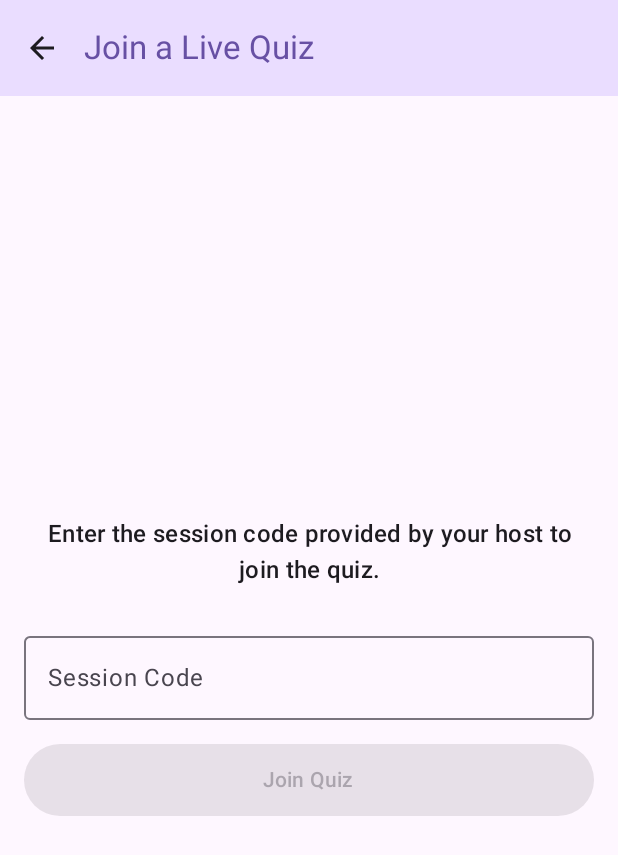
After one commit to duchchamroeurn/interactive-quiz-android-app, an Android app built with Jetpack Compose: the JoinQuizScreen screen opened through its navigation route, on a phone screen of 412 x 824 dp. The commit adds this screen. Shown: the top 855 px of the screen. Run offline under Robolectric (Android 15) with nearby library versions, the phone set to English and light mode, and no system bars; our stand-ins replace Dagger/Hilt's generated code; libraries missing offline, so code that uses them is left out: com.jakewharton.retrofit2.

Commit message:
add seperate for join session by code

```diff
--- a/app/src/main/java/com/dcr/iqa/data/di/AppModule.kt
+++ b/app/src/main/java/com/dcr/iqa/data/di/AppModule.kt
@@ -23,7 +23,7 @@ import javax.inject.Singleton
 @InstallIn(SingletonComponent::class) // This makes the dependencies live as long as the app does
 object AppModule {
 
-    private const val BASE_URL = "http://10.10.100.56:9099/"
+    private const val BASE_URL = "http://10.10.100.85:9099/"
 
     @Provides
     @Singleton // This ensures only one instance of the repository is ever created
--- a/app/src/main/java/com/dcr/iqa/data/remote/SessionService.kt
+++ b/app/src/main/java/com/dcr/iqa/data/remote/SessionService.kt
@@ -1,5 +1,6 @@
 package com.dcr.iqa.data.remote
 
+import com.dcr.iqa.data.model.request.JoinSessionRequest
 import com.dcr.iqa.data.model.request.UserSubmitAnswersRequest
 import com.dcr.iqa.data.model.response.PaginatedResponse
 import com.dcr.iqa.data.model.response.QuizReviewData
@@ -19,9 +20,9 @@ interface SessionService {
         @Path("sessionId") sessionId: String
     ): SuccessResponse<QuizSessionDetails>
 
-    @GET("api/v1/session/code/{code}") // Uses the session code as a path parameter
+    @POST("api/v1/session/join") // Uses the session code as a path parameter
     suspend fun joinQuizBySessionCode(
-        @Path("code") sessionCode: String
+        @Body requestBody: JoinSessionRequest
     ): SuccessResponse<QuizSessionDetails>
 
     @POST("api/v1/answer/session/{sessionId}/user/{userId}")
--- a/app/src/main/java/com/dcr/iqa/ui/screens/main/MainScreen.kt
+++ b/app/src/main/java/com/dcr/iqa/ui/screens/main/MainScreen.kt
@@ -17,14 +17,13 @@ import androidx.navigation.compose.NavHost
 import androidx.navigation.compose.composable
 import androidx.navigation.compose.currentBackStackEntryAsState
 import androidx.navigation.compose.rememberNavController
-import com.dcr.iqa.data.model.Quiz
 import com.dcr.iqa.data.model.TabBarItem
 import com.dcr.iqa.ui.components.QuizTopAppBar
 import com.dcr.iqa.ui.screens.profile.ProfileScreen
 
 @OptIn(ExperimentalMaterial3Api::class) // Required for TopAppBar
 @Composable
-fun MainScreen(mainNavController: NavController, quizzes: List<Quiz>) {
+fun MainScreen(mainNavController: NavController) {
     val navController = rememberNavController()
 
     // List of tabs (no changes here)
--- /dev/null
+++ b/app/src/main/java/com/dcr/iqa/ui/screens/quiz/join/JoinQuizScreen.kt
@@ -0,0 +1,107 @@
+package com.dcr.iqa.ui.screens.quiz.join
+
+import androidx.compose.foundation.layout.Arrangement
+import androidx.compose.foundation.layout.Column
+import androidx.compose.foundation.layout.Spacer
+import androidx.compose.foundation.layout.fillMaxSize
+import androidx.compose.foundation.layout.fillMaxWidth
+import androidx.compose.foundation.layout.height
+import androidx.compose.foundation.layout.imePadding
+import androidx.compose.foundation.layout.padding
+import androidx.compose.foundation.rememberScrollState
+import androidx.compose.foundation.verticalScroll
+import androidx.compose.material3.Button
+import androidx.compose.material3.CircularProgressIndicator
+import androidx.compose.material3.ExperimentalMaterial3Api
+import androidx.compose.material3.MaterialTheme
+import androidx.compose.material3.OutlinedTextField
+import androidx.compose.material3.Scaffold
+import androidx.compose.material3.Text
+import androidx.compose.runtime.Composable
+import androidx.compose.runtime.LaunchedEffect
+import androidx.compose.runtime.collectAsState
+import androidx.compose.runtime.getValue
+import androidx.compose.runtime.mutableStateOf
+import androidx.compose.runtime.remember
+import androidx.compose.runtime.setValue
+import androidx.compose.ui.Alignment
+import androidx.compose.ui.Modifier
+import androidx.compose.ui.text.style.TextAlign
+import androidx.compose.ui.unit.dp
+import androidx.hilt.navigation.compose.hiltViewModel
+import androidx.navigation.NavController
+import com.dcr.iqa.ui.components.QuizTopAppBar
+
+@OptIn(ExperimentalMaterial3Api::class)
+@Composable
+fun JoinQuizScreen(
+    navController: NavController,
+    viewModel: JoinQuizViewModel = hiltViewModel() // Use the existing ViewModel
+) {
+    var sessionCodeInput by remember { mutableStateOf("") }
+    val uiState by viewModel.uiState.collectAsState()
+
+    // This effect listens for a successful join to navigate to the quiz overview
+    LaunchedEffect (uiState.joinedQuizDetails) {
+        uiState.joinedQuizDetails?.let { details ->
+            navController.navigate("quiz_flow/${details.sessionId}")
+            viewModel.onJoinSuccessNavigationConsumed() // Reset state to prevent re-navigation
+        }
+    }
+
+    Scaffold (
+        topBar = {
+            QuizTopAppBar(navController, title = "Join a Live Quiz")
+        }
+    ) { paddingValues ->
+        Column(
+            modifier = Modifier
+                .fillMaxSize()
+                .padding(paddingValues)
+                .padding(16.dp)
+                .verticalScroll(rememberScrollState())
+                .imePadding(),
+            horizontalAlignment = Alignment.CenterHorizontally,
+            verticalArrangement = Arrangement.Center
+        ) {
+            Text(
+                "Enter the session code provided by your host to join the quiz.",
+                style = MaterialTheme.typography.titleMedium,
+                textAlign = TextAlign.Center
+            )
+            Spacer(modifier = Modifier.height(24.dp))
+
+            OutlinedTextField(
+                value = sessionCodeInput,
+                onValueChange = { sessionCodeInput = it },
+                label = { Text("Session Code") },
+                modifier = Modifier.fillMaxWidth(),
+                singleLine = true,
+                isError = uiState.joinError != null,
+                enabled = !uiState.isLoading
+            )
+
+            uiState.joinError?.let { error ->
+                Text(
+                    text = error,
+                    color = MaterialTheme.colorScheme.error,
+                    style = MaterialTheme.typography.bodySmall,
+                    modifier = Modifier.padding(top = 4.dp).fillMaxWidth()
+                )
+            }
+            Spacer(modifier = Modifier.height(16.dp))
+
+            if (uiState.isLoading) {
+                CircularProgressIndicator()
+            } else {
+                Button (
+                    onClick = { viewModel.onJoinQuizClicked(sessionCodeInput) },
+                    modifier = Modifier.fillMaxWidth().height(48.dp),
+                    enabled = sessionCodeInput.isNotBlank()
+                ) {
+                    Text("Join Quiz")
+                }
+            }
+        }
+    }
+}
--- a/app/src/main/java/com/dcr/iqa/ui/screens/home/views/JoinQuizViewModel.kt
+++ b/app/src/main/java/com/dcr/iqa/ui/screens/quiz/join/JoinQuizViewModel.kt
@@ -1,9 +1,10 @@
-package com.dcr.iqa.ui.screens.home.views
+package com.dcr.iqa.ui.screens.quiz.join
 
 import androidx.lifecycle.ViewModel
 import androidx.lifecycle.viewModelScope
 import com.dcr.iqa.data.model.response.QuizSessionDetails
 import com.dcr.iqa.data.respository.QuizRepository
+import com.dcr.iqa.data.respository.UserSessionManager
 import dagger.hilt.android.lifecycle.HiltViewModel
 import kotlinx.coroutines.flow.MutableStateFlow
 import kotlinx.coroutines.flow.StateFlow
@@ -20,13 +21,15 @@ data class JoinQuizUiState(
 
 @HiltViewModel
 class JoinQuizViewModel @Inject constructor(
-    private val quizRepository: QuizRepository
+    private val quizRepository: QuizRepository,
+    private val userSessionManager: UserSessionManager,
 ) : ViewModel() {
 
     private val _uiState = MutableStateFlow(JoinQuizUiState())
     val uiState: StateFlow<JoinQuizUiState> = _uiState.asStateFlow()
 
     fun onJoinQuizClicked(sessionCode: String) {
+        val userId = userSessionManager.getUser()?.userId
         if (sessionCode.isBlank()) {
             _uiState.update { it.copy(joinError = "Session code cannot be empty.") }
             return
@@ -34,7 +37,7 @@ class JoinQuizViewModel @Inject constructor(
         _uiState.update { it.copy(isLoading = true, joinError = null, joinedQuizDetails = null) }
 
         viewModelScope.launch {
-            val result = quizRepository.joinQuizBySessionCode(sessionCode.trim().uppercase())
+            val result = quizRepository.joinQuizBySessionCode(sessionCode.trim(), userId!!)
             result.onSuccess { details ->
                 _uiState.update {
                     it.copy(isLoading = false, joinedQuizDetails = details)
--- a/app/src/main/java/com/dcr/iqa/ui/screens/quiz/overview/QuizFlowViewModel.kt
+++ b/app/src/main/java/com/dcr/iqa/ui/screens/quiz/overview/QuizFlowViewModel.kt
@@ -1,6 +1,5 @@
 package com.dcr.iqa.ui.screens.quiz.overview
 
-import android.util.Log
 import androidx.lifecycle.SavedStateHandle
 import androidx.lifecycle.ViewModel
 import androidx.lifecycle.viewModelScope
--- a/app/src/main/res/xml/network_security_config.xml
+++ b/app/src/main/res/xml/network_security_config.xml
@@ -3,6 +3,6 @@
     <base-config cleartextTrafficPermitted="false" />
 
     <domain-config cleartextTrafficPermitted="true">
-        <domain includeSubdomains="false">10.10.100.56</domain>
+        <domain includeSubdomains="false">10.10.100.85</domain>
     </domain-config>
 </network-security-config>
```
Also changed, not shown: app/src/main/java/com/dcr/iqa/data/model/request/JoinSessionRequest.kt (added, +9 -0 lines), app/src/main/java/com/dcr/iqa/data/model/response/ApiErrorResponse.kt (added, +13 -0 lines), app/src/main/java/com/dcr/iqa/data/respository/QuizRepository.kt (+26 -5 lines), app/src/main/java/com/dcr/iqa/navigation/AppNavigation.kt (+6 -51 lines), app/src/main/java/com/dcr/iqa/ui/screens/home/HomeScreen.kt (+5 -5 lines), app/src/main/java/com/dcr/iqa/ui/screens/home/views/JoinQuizSection.kt (deleted, +0 -85 lines), app/src/main/java/com/dcr/iqa/ui/screens/home/views/WelcomeSection.kt (+22 -6 lines).
